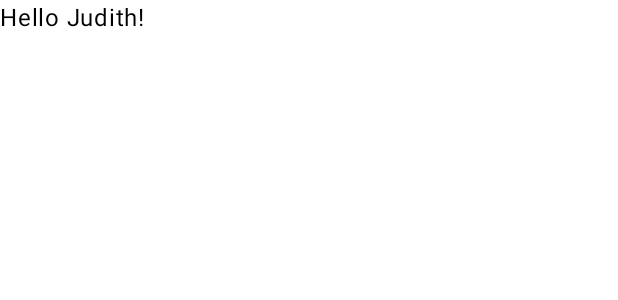
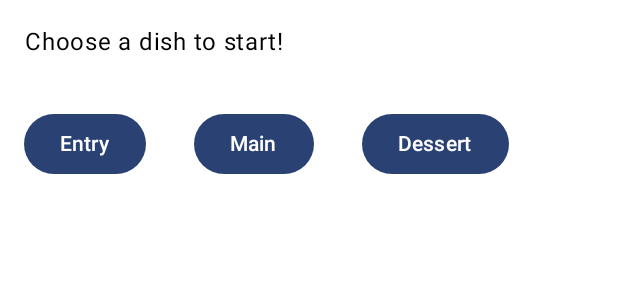
Before and after one commit to juinmonospace/AndroidApp, an Android app built with Jetpack Compose: the @Preview function GreetingPreview, on a phone screen of 412 x 824 dp. Shown: the top 300 px of the screen. Run offline under Robolectric (Android 15) with nearby library versions, the phone set to English and light mode, and no system bars.

Commit message:
add three buttons to start view

```diff
--- a/app/src/main/java/com/example/myapplication/MainActivity.kt
+++ b/app/src/main/java/com/example/myapplication/MainActivity.kt
@@ -1,17 +1,33 @@
 package com.example.myapplication
 
+import android.icu.number.NumberFormatter.UnitWidth
 import android.os.Bundle
 import androidx.activity.ComponentActivity
 import androidx.activity.compose.setContent
+import androidx.compose.foundation.layout.Column
+import androidx.compose.foundation.layout.Row
 import androidx.compose.foundation.layout.fillMaxSize
+import androidx.compose.material3.Button
 import androidx.compose.material3.MaterialTheme
 import androidx.compose.material3.Surface
 import androidx.compose.material3.Text
 import androidx.compose.runtime.Composable
+import androidx.compose.runtime.mutableStateOf
 import androidx.compose.ui.Modifier
 import androidx.compose.ui.tooling.preview.Preview
 import com.example.myapplication.ui.theme.MyApplicationTheme
-//import androidx.compose.ui.graphics.Color
+import androidx.compose.ui.unit.dp
+import androidx.compose.foundation.layout.padding
+import androidx.compose.foundation.layout.wrapContentHeight
+import androidx.compose.foundation.shape.CircleShape
+import androidx.compose.material3.ButtonDefaults
+import androidx.compose.runtime.getValue
+import androidx.compose.runtime.remember
+import androidx.compose.ui.graphics.Color
+import androidx.compose.ui.Alignment
+import androidx.compose.ui.text.style.TextAlign
+import androidx.compose.runtime.setValue
+import androidx.compose.runtime.getValue
 
 class MainActivity : ComponentActivity() {
     override fun onCreate(savedInstanceState: Bundle?) {
@@ -24,11 +40,60 @@ class MainActivity : ComponentActivity() {
                     color = MaterialTheme.colorScheme.background
                 ) {
                     //call function
-                    Greeting("Android")
+                    //Greeting("Android")
+                    Start()
                 }
             }
         }
     }
+}
+
+@Composable
+fun Start(){
+    var headerText by remember {
+        mutableStateOf("Choose a dish to start!")
+    }
+    var entryText by remember {
+        mutableStateOf("Entry")
+    }
+    var mainText by remember {
+        mutableStateOf("Main")
+    }
+    var dessertText by remember {
+        mutableStateOf("Dessert")
+    }
+
+        Column {
+            Text(text = headerText,
+                modifier = Modifier.padding(16.dp),
+                textAlign = TextAlign.Center)
+            Row {
+                Button(
+                    onClick = { /*TODO*/ },
+                    modifier = Modifier.padding(16.dp),
+                    shape = CircleShape
+                )
+                    {
+                        Text(entryText)
+                    }
+
+                Button(
+                    onClick = { /*TODO*/ },
+                    modifier = Modifier.padding(16.dp),
+                    shape = CircleShape)
+                    {
+                      Text(mainText)
+                    }
+                Button(
+                    onClick = { /*TODO*/ },
+                    modifier = Modifier.padding(16.dp),
+                    shape = CircleShape,
+                    ) {
+                    Text(dessertText)
+                }
+            }
+        }
+
 }
 
 @Composable
@@ -43,6 +108,7 @@ fun Greeting(name: String, modifier: Modifier = Modifier) {
 @Composable
 fun GreetingPreview() {
     MyApplicationTheme {
-        Greeting("Judith")
+        //Greeting("Judith")
+        Start()
     }
 }
```
